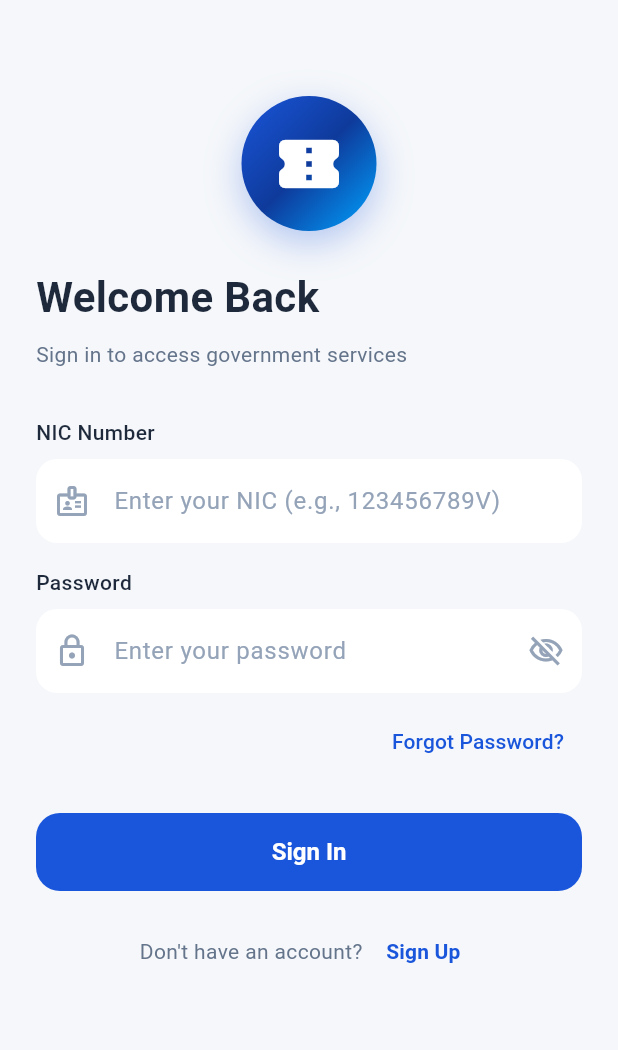
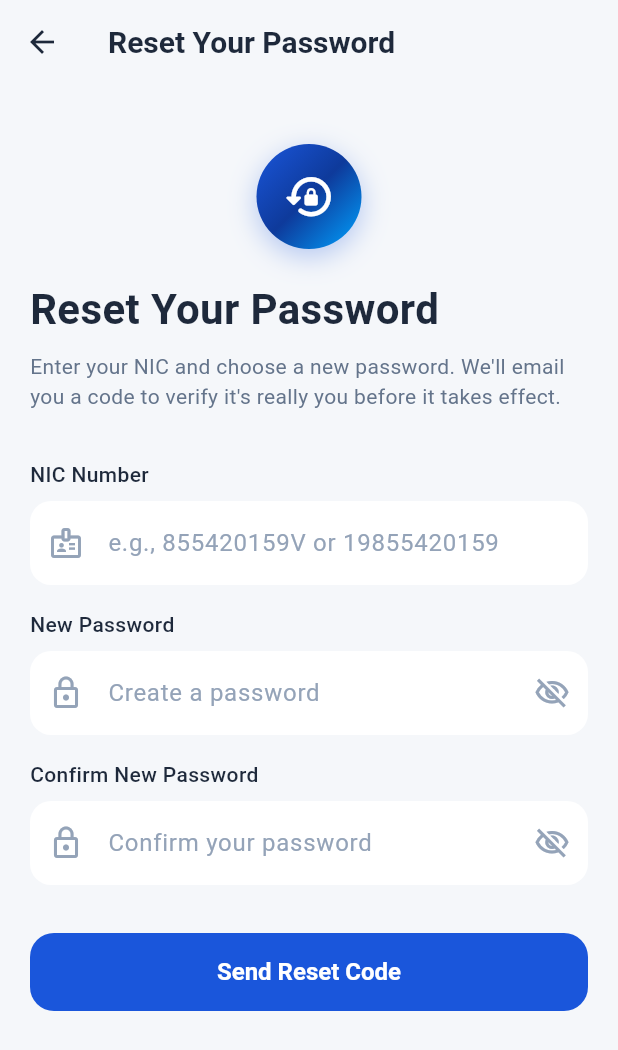
Before and after one commit to ThuryaNikethani/Final-Project-Of-HND--QueueNova-Smart-App-, a Flutter app: the screen it shows after launch, after a tap on "Forgot Password?", on a phone screen of 412 x 824 dp. Shown: the top 1050 px of the screen. Run offline on Flutter 3.47's test engine with Material 3 defaults, Android fonts, the phone set to English and light mode, and no system bars; our stand-ins replace cloud_firestore, easy_localization, file_picker, firebase_auth, firebase_core, firebase_messaging and 7 more; missing offline and left inert: dart:html, flutter_stripe, mobile_scanner; accounts and stored records are empty; generated files the repository leaves out were written again; Roboto replaces fonts that are missing (Poppins).

Commit message:
ficed forgot password

```diff
--- /dev/null
+++ b/lib/screens/forgot_password_screen.dart
@@ -0,0 +1,189 @@
+import 'package:flutter/material.dart';
+import 'package:easy_localization/easy_localization.dart';
+import 'package:queuenova_mobile/config/app_colors.dart';
+import 'package:queuenova_mobile/services/auth_service.dart';
+import 'package:queuenova_mobile/screens/reset_password_verify_screen.dart';
+import 'package:provider/provider.dart';
+
+/// Step 1 of the forgot-password flow: the citizen enters their NIC and
+/// chooses a new password up front. It only takes effect once they verify
+/// the emailed code on [ResetPasswordVerifyScreen] — see
+/// AuthService.requestPasswordReset for why the actual change happens
+/// server-side rather than here.
+class ForgotPasswordScreen extends StatefulWidget {
+  const ForgotPasswordScreen({super.key});
+
+  @override
+  State<ForgotPasswordScreen> createState() => _ForgotPasswordScreenState();
+}
+
+class _ForgotPasswordScreenState extends State<ForgotPasswordScreen> {
+  final _formKey = GlobalKey<FormState>();
+  final _nicController = TextEditingController();
+  final _passwordController = TextEditingController();
+  final _confirmPasswordController = TextEditingController();
+  bool _isLoading = false;
+  bool _obscurePassword = true;
+  bool _obscureConfirmPassword = true;
+
+  Future<void> _submit() async {
+    if (!_formKey.currentState!.validate()) return;
+
+    if (_passwordController.text != _confirmPasswordController.text) {
+      ScaffoldMessenger.of(context).showSnackBar(
+        SnackBar(content: Text('passwords_do_not_match'.tr()), backgroundColor: AppColors.error),
+      );
+      return;
+    }
+
+    if (_passwordController.text.length < 6) {
+      ScaffoldMessenger.of(context).showSnackBar(
+        SnackBar(content: Text('password_too_short'.tr()), backgroundColor: AppColors.error),
+      );
+      return;
+    }
+
+    setState(() => _isLoading = true);
+    final authService = Provider.of<AuthService>(context, listen: false);
+    final result = await authService.requestPasswordReset(
+      nic: _nicController.text.trim(),
+      newPassword: _passwordController.text,
+    );
+    if (!mounted) return;
+    setState(() => _isLoading = false);
+
+    if (result != null) {
+      Navigator.push(
+        context,
+        MaterialPageRoute(
+          builder: (context) => ResetPasswordVerifyScreen(
+            uid: result['uid']!,
+            email: result['email']!,
+            newPassword: _passwordController.text,
+          ),
+        ),
+      );
+    } else {
+      ScaffoldMessenger.of(context).showSnackBar(
+        SnackBar(content: Text('no_account_for_nic'.tr()), backgroundColor: AppColors.error),
+      );
+    }
+  }
+
+  @override
+  Widget build(BuildContext context) {
+    return Scaffold(
+      appBar: AppBar(
+        title: Text('forgot_password_title'.tr()),
+        backgroundColor: Colors.transparent,
+        elevation: 0,
+      ),
+      body: SingleChildScrollView(
+        padding: const EdgeInsets.all(20),
+        child: Form(
+          key: _formKey,
+          child: Column(
+            crossAxisAlignment: CrossAxisAlignment.start,
+            children: [
+              const SizedBox(height: 20),
+              Center(
+                child: Container(
+                  width: 70,
+                  height: 70,
+                  decoration: BoxDecoration(
+                    gradient: AppColors.primaryGradient,
+                    shape: BoxShape.circle,
+                    boxShadow: [BoxShadow(color: AppColors.primaryBlue.withOpacity(0.3), blurRadius: 15, offset: const Offset(0, 5))],
+                  ),
+                  child: const Center(child: Icon(Icons.lock_reset_rounded, size: 35, color: Colors.white)),
+                ),
+              ),
+              const SizedBox(height: 20),
+              Text('forgot_password_title'.tr(), style: const TextStyle(fontSize: 28, fontWeight: FontWeight.bold, color: AppColors.textPrimary)),
+              const SizedBox(height: 8),
+              Text('forgot_password_subtitle'.tr(), style: TextStyle(fontSize: 14, color: AppColors.textSecondary)),
+              const SizedBox(height: 32),
+
+              _buildTextField(controller: _nicController, label: 'nic_number'.tr(), hint: 'e.g., 855420159V or 19855420159', icon: Icons.badge_outlined),
+              const SizedBox(height: 16),
+
+              _buildTextField(
+                controller: _passwordController,
+                label: 'new_password'.tr(),
+                hint: 'create_password_hint'.tr(),
+                icon: Icons.lock_outline,
+                obscureText: _obscurePassword,
+                suffixIcon: IconButton(
+                  icon: Icon(_obscurePassword ? Icons.visibility_off_outlined : Icons.visibility_outlined, color: AppColors.grey),
+                  onPressed: () => setState(() => _obscurePassword = !_obscurePassword),
+                ),
+              ),
+              const SizedBox(height: 16),
+
+              _buildTextField(
+                controller: _confirmPasswordController,
+                label: 'confirm_new_password'.tr(),
+                hint: 'confirm_password_hint'.tr(),
+                icon: Icons.lock_outline,
+                obscureText: _obscureConfirmPassword,
+                suffixIcon: IconButton(
+                  icon: Icon(_obscureConfirmPassword ? Icons.visibility_off_outlined : Icons.visibility_outlined, color: AppColors.grey),
+                  onPressed: () => setState(() => _obscureConfirmPassword = !_obscureConfirmPassword),
+                ),
+              ),
+              const SizedBox(height: 32),
+
+              SizedBox(
+                width: double.infinity,
+                height: 52,
+                child: ElevatedButton(
+                  onPressed: _isLoading ? null : _submit,
+                  style: ElevatedButton.styleFrom(
+                    backgroundColor: AppColors.primaryBlue,
+                    foregroundColor: Colors.white,
+                    shape: RoundedRectangleBorder(borderRadius: BorderRadius.circular(16)),
+                  ),
+                  child: _isLoading
+                      ? const SizedBox(width: 20, height: 20, child: CircularProgressIndicator(strokeWidth: 2, color: Colors.white))
+                      : Text('send_reset_code'.tr(), style: const TextStyle(fontSize: 16, fontWeight: FontWeight.w600)),
+                ),
+              ),
+            ],
+          ),
+        ),
+      ),
+    );
+  }
+
+  Widget _buildTextField({
+    required TextEditingController controller,
+    required String label,
+    required String hint,
+    required IconData icon,
+    bool obscureText = false,
+    Widget? suffixIcon,
+  }) {
+    return Column(
+      crossAxisAlignment: CrossAxisAlignment.start,
+      children: [
+        Text(label, style: const TextStyle(fontSize: 14, fontWeight: FontWeight.w500, color: AppColors.textPrimary)),
+        const SizedBox(height: 8),
+        TextFormField(
+          controller: controller,
+          obscureText: obscureText,
+          validator: (value) => value!.isEmpty ? 'field_is_required'.tr(args: [label]) : null,
+          decoration: InputDecoration(
+            hintText: hint,
+            prefixIcon: Icon(icon, color: AppColors.grey),
+            suffixIcon: suffixIcon,
+            filled: true,
+            fillColor: AppColors.surface,
+            border: OutlineInputBorder(borderRadius: BorderRadius.circular(14), borderSide: BorderSide.none),
+            enabledBorder: OutlineInputBorder(borderRadius: BorderRadius.circular(14), borderSide: BorderSide.none),
+            focusedBorder: OutlineInputBorder(borderRadius: BorderRadius.circular(14), borderSide: const BorderSide(color: AppColors.primaryBlue, width: 1.5)),
+          ),
+        ),
+      ],
+    );
+  }
+}
--- a/lib/screens/login_screen.dart
+++ b/lib/screens/login_screen.dart
@@ -4,6 +4,7 @@ import 'package:queuenova_mobile/config/app_colors.dart';
 import 'package:queuenova_mobile/screens/register_screen.dart';
 import 'package:queuenova_mobile/screens/home_screen.dart';
 import 'package:queuenova_mobile/screens/otp_verification_screen.dart';
+import 'package:queuenova_mobile/screens/forgot_password_screen.dart';
 import 'package:queuenova_mobile/services/auth_service.dart';
 import 'package:provider/provider.dart';
 
@@ -204,7 +205,12 @@ class _LoginScreenState extends State<LoginScreen> {
                 Align(
                   alignment: Alignment.centerRight,
                   child: TextButton(
-                    onPressed: () {},
+                    onPressed: () {
+                      Navigator.push(
+                        context,
+                        MaterialPageRoute(builder: (context) => const ForgotPasswordScreen()),
+                      );
+                    },
                     child: Text(
                       'forgot_password'.tr(),
                       style: const TextStyle(color: AppColors.primaryBlue),
--- a/lib/services/auth_service.dart
+++ b/lib/services/auth_service.dart
@@ -303,7 +303,16 @@ class AuthService extends ChangeNotifier {
       return true;
     } on FirebaseAuthException catch (e) {
       debugPrint('Login error: ${e.code} - ${e.message}');
-      return _loginOffline(nic, password);
+      // Firebase genuinely rejected these credentials — falling back to the
+      // password-blind offline login here would let a wrong (e.g. an old,
+      // just-changed) password silently succeed as long as the NIC matches
+      // whatever's cached on this device. Only a real connectivity failure
+      // should fall back to offline mode; a credential rejection must not.
+      if (e.code == 'network-request-failed') {
+        return _loginOffline(nic, password);
+      }
+      _lastLoginError = 'invalid_credentials';
+      return false;
     } catch (e) {
       debugPrint('Unexpected login error: $e');
       return _loginOffline(nic, password);
@@ -449,6 +458,83 @@ class AuthService extends ChangeNotifier {
   void cancelTwoFactorLogin() {
     _twoFactorUid = null;
     _twoFactorPendingProfile = null;
+  }
+
+  // ── Forgot Password ─────────────────────────────────────────────────────
+  //
+  // The citizen picks their new password up front, but it only takes effect
+  // once they verify a code emailed to their registered address — this
+  // mirrors the two-factor OTP flow, but the actual password change happens
+  // server-side (via Firebase Admin, see backend_server/server.js) since the
+  // user isn't authenticated yet and the app's Firestore rules correctly
+  // don't allow an anonymous client to write on another uid's behalf.
+
+  /// Looks up [nic] via the public `nic_index` doc, then asks the backend to
+  /// email a reset code. [newPassword] is never written to Firestore — it's
+  /// only held in the backend's memory until the code is confirmed or
+  /// expires. Returns the uid/email pair for the verify screen on success,
+  /// or null if the NIC isn't registered or the request failed.
+  Future<Map<String, String>?> requestPasswordReset({required String nic, required String newPassword}) async {
+    try {
+      final indexDoc = await _db.collection('nic_index').doc(nic.toUpperCase()).get();
+      if (!indexDoc.exists) return null;
+      final uid = indexDoc.data()?['uid'] as String?;
+      final email = indexDoc.data()?['email'] as String?;
+      if (uid == null || email == null) return null;
+
+      final response = await http.post(
+        Uri.parse('${BackendConfig.baseUrl}/api/auth/request-password-reset'),
+        headers: {'Content-Type': 'application/json'},
+        body: jsonEncode({'uid': uid, 'email': email, 'newPassword': newPassword}),
+      ).timeout(const Duration(seconds: 10));
+
+      if (response.statusCode != 200) {
+        debugPrint('requestPasswordReset failed: ${response.statusCode} ${response.body}');
+        return null;
+      }
+      return {'uid': uid, 'email': email};
+    } catch (e) {
+      debugPrint('requestPasswordReset error: $e');
+      return null;
+    }
+  }
+
+  /// Regenerates and resends the reset code for [uid]/[email] (e.g. the
+  /// citizen's original code expired). [newPassword] must be resent since
+  /// the backend only ever holds one pending reset per uid at a time.
+  Future<bool> resendPasswordResetCode({required String uid, required String email, required String newPassword}) async {
+    try {
+      final response = await http.post(
+        Uri.parse('${BackendConfig.baseUrl}/api/auth/request-password-reset'),
+        headers: {'Content-Type': 'application/json'},
+        body: jsonEncode({'uid': uid, 'email': email, 'newPassword': newPassword}),
+      ).timeout(const Duration(seconds: 10));
+      return response.statusCode == 200;
+    } catch (e) {
+      debugPrint('resendPasswordResetCode error: $e');
+      return false;
+    }
+  }
+
+  /// Verifies [code] for the pending reset on [uid]. On success the backend
+  /// has already updated the Firebase Auth password — the citizen can log in
+  /// with it immediately.
+  Future<bool> confirmPasswordReset({required String uid, required String code}) async {
+    try {
+      final response = await http.post(
+        Uri.parse('${BackendConfig.baseUrl}/api/auth/confirm-password-reset'),
+        headers: {'Content-Type': 'application/json'},
+        body: jsonEncode({'uid': uid, 'code': code}),
+      ).timeout(const Duration(seconds: 10));
+      if (response.statusCode != 200) {
+        debugPrint('confirmPasswordReset failed: ${response.statusCode} ${response.body}');
+        return false;
+      }
+      return true;
+    } catch (e) {
+      debugPrint('confirmPasswordReset error: $e');
+      return false;
+    }
   }
 
   // Offline fallback login (matches existing SharedPreferences behaviour)
```
Also changed, not shown: lib/screens/reset_password_verify_screen.dart (added, +154 -0 lines), assets/translations/en.json, assets/translations/si.json, assets/translations/ta.json, 1 other file.
